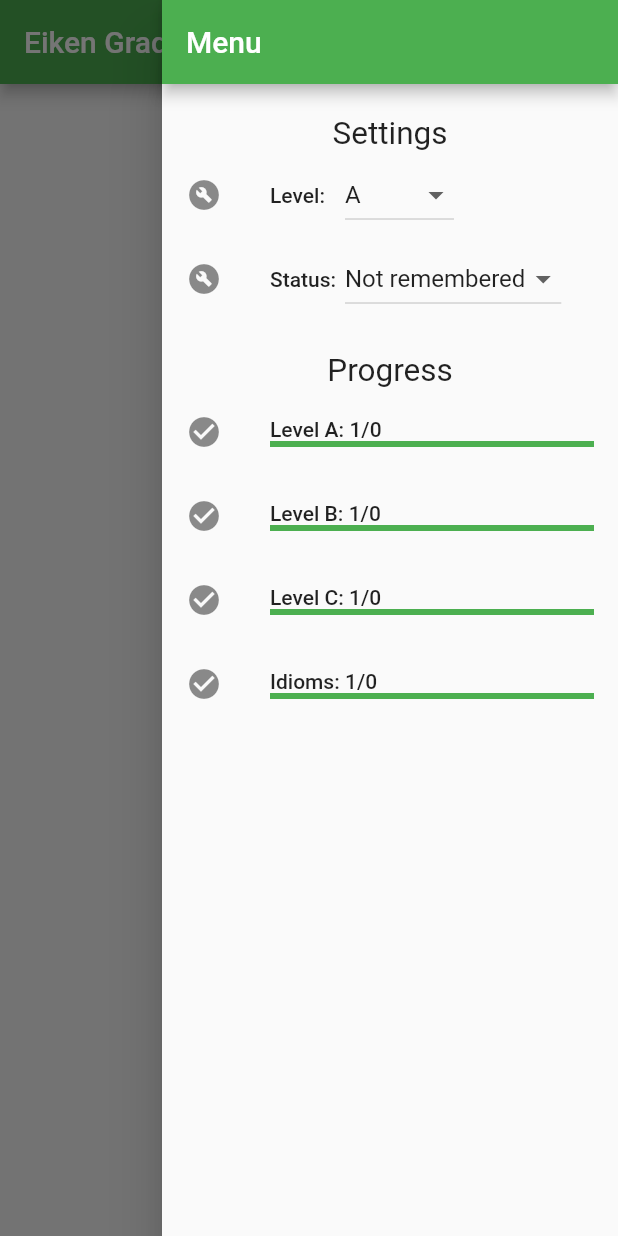
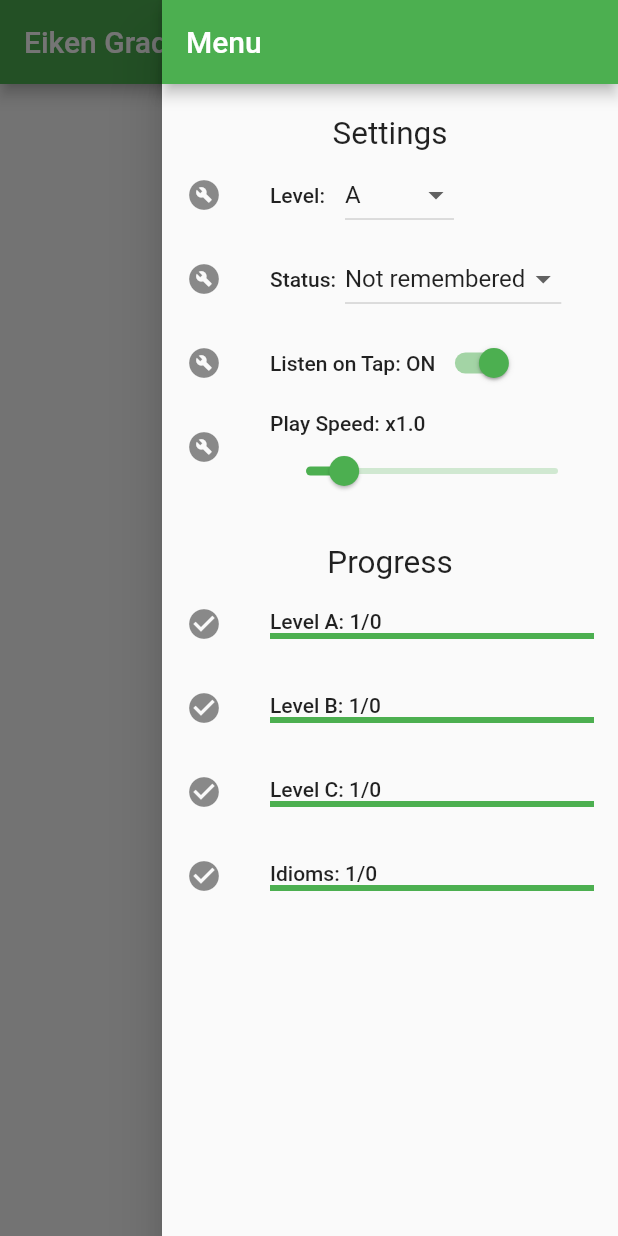
Before and after one commit to neutron0831/eiken-grade-1, a Flutter app: the screen it shows after launch, after a tap on the "menu" icon, on a phone screen of 412 x 824 dp. Run offline on Flutter 3.47's test engine with Material 2 defaults, Android fonts, the phone set to English and light mode, and no system bars; our stand-ins replace cloud_firestore, firebase_core, just_audio; missing offline and left inert: audio_session, draggable_scrollbar; accounts and stored records are empty; statements that could not run were skipped.

Commit message:
:sparkles: Add listen on tap feature #9
Add "Listen on Tap" and "Play Speed" settings on drawer.

```diff
--- a/lib/pages/top_page.dart
+++ b/lib/pages/top_page.dart
@@ -1,10 +1,12 @@
 import 'dart:convert';
 
+import 'package:audio_session/audio_session.dart';
 import 'package:draggable_scrollbar/draggable_scrollbar.dart';
 import 'package:eiken_grade_1/model/user.dart';
 import 'package:eiken_grade_1/model/word.dart';
 import 'package:eiken_grade_1/utils/firebase.dart';
 import 'package:flutter/material.dart';
+import 'package:just_audio/just_audio.dart';
 
 class TopPage extends StatefulWidget {
   const TopPage({Key? key}) : super(key: key);
@@ -26,7 +28,10 @@ class _TopPageState extends State<TopPage> {
     'All'
   ];
   static String statusToDisplay = 'Not remembered';
+  static bool listenOnTap = true;
+  static double playSpeed = 1.0;
 
+  AudioPlayer audioPlayer = AudioPlayer();
   ScrollController scrollController = ScrollController();
   GlobalKey<ScaffoldState> scaffoldKey = GlobalKey<ScaffoldState>();
 
@@ -49,6 +54,17 @@ class _TopPageState extends State<TopPage> {
             .where((word) => word.level == level && isWord(word.id, status))
             .length
         : 1;
+  }
+
+  Future<void> _setupSession() async {
+    final session = await AudioSession.instance;
+    await session.configure(const AudioSessionConfiguration.speech());
+  }
+
+  @override
+  void initState() {
+    super.initState();
+    _setupSession();
   }
 
   @override
@@ -170,6 +186,12 @@ class _TopPageState extends State<TopPage> {
                                     ),
                                   ),
                                   onTap: () async {
+                                    if (listenOnTap) {
+                                      await audioPlayer.stop();
+                                      await audioPlayer.setAsset(
+                                          'assets/mp3/${words[index].mp3Eng}.mp3');
+                                      await audioPlayer.play();
+                                    }
                                     int i = user.words!.indexWhere((word) =>
                                         word['id'] == words[index].id);
                                     if (i != -1) {
@@ -262,10 +284,52 @@ class _TopPageState extends State<TopPage> {
                         .map((s) => DropdownMenuItem(value: s, child: Text(s)))
                         .toList(),
                     onChanged: (String? value) {
-                      statusToDisplay = value!;
-                      setState(() {});
+                      setState(() {
+                        statusToDisplay = value!;
+                      });
                     },
                   ),
+                ],
+              ),
+            ),
+            ListTile(
+              leading: const Icon(Icons.build_circle),
+              title: Row(
+                children: [
+                  Text('Listen on Tap: ${listenOnTap ? 'ON' : 'OFF'}'),
+                  Switch(
+                    value: listenOnTap,
+                    onChanged: (bool? value) {
+                      setState(() {
+                        listenOnTap = value!;
+                      });
+                    },
+                  )
+                ],
+              ),
+            ),
+            ListTile(
+              leading: const Icon(Icons.build_circle),
+              title: Column(
+                crossAxisAlignment: CrossAxisAlignment.start,
+                children: [
+                  Text('Play Speed: x$playSpeed'),
+                  SliderTheme(
+                    data: const SliderThemeData(
+                        activeTickMarkColor: Colors.green,
+                        inactiveTickMarkColor: Colors.transparent),
+                    child: Slider(
+                        value: playSpeed,
+                        min: 0.5,
+                        max: 4.0,
+                        divisions: 7,
+                        onChanged: (double? value) async {
+                          await audioPlayer.setSpeed(value!);
+                          setState(() {
+                            playSpeed = value;
+                          });
+                        }),
+                  )
                 ],
               ),
             ),
--- a/pubspec.yaml
+++ b/pubspec.yaml
@@ -37,6 +37,8 @@ dependencies:
   draggable_scrollbar: ^0.1.0
   cloud_firestore: ^3.2.1
   firebase_core: ^1.19.1
+  just_audio: ^0.9.27
+  audio_session: ^0.1.9
 
 dev_dependencies:
   flutter_test:
@@ -72,6 +74,7 @@ flutter:
   assets:
     - assets/words.json
     - assets/symbols.json
+    - assets/mp3/
 
   # To add custom fonts to your application, add a fonts section here,
   # in this "flutter" section. Each entry in this list should have a
```
Also changed, not shown: pubspec.lock, 1 other file.
